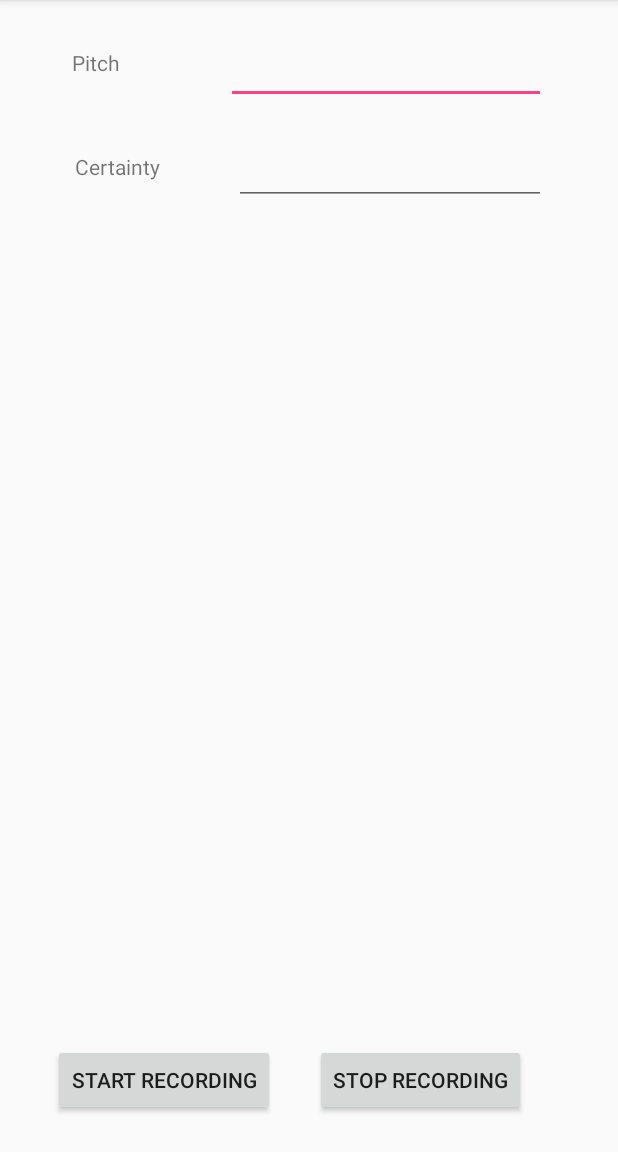
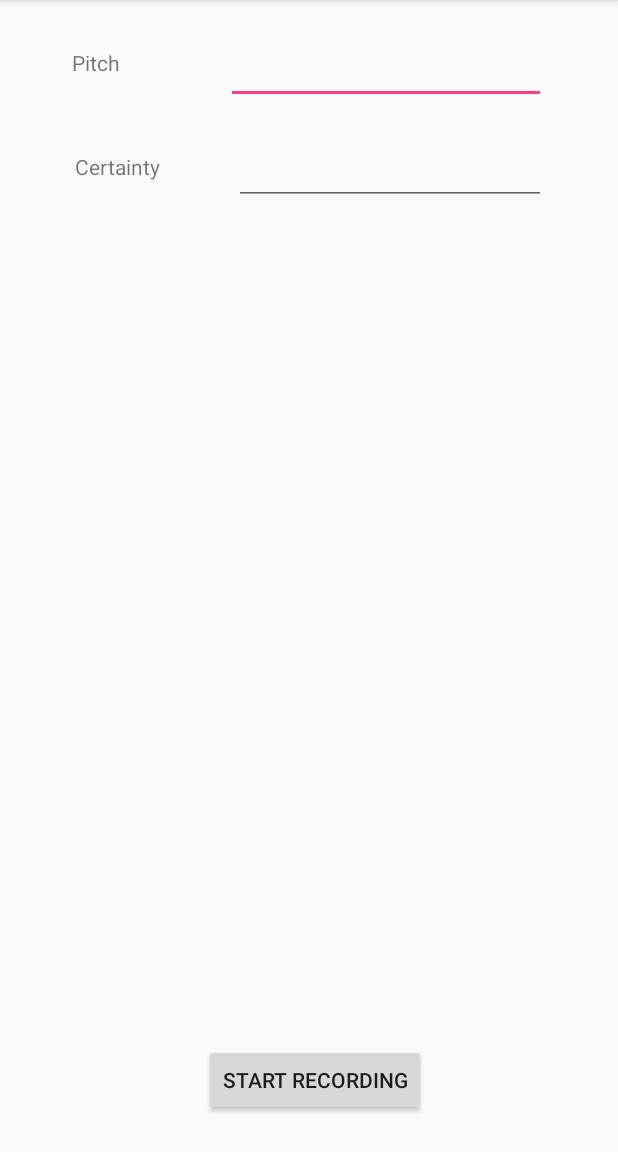
Before and after one commit to torebre/MicrophoneInput, an Android app: the screen it shows after launch (MainActivity), on a phone screen of 412 x 824 dp, the part 84-1236 px from its top. Run offline under Robolectric (Android 15) with nearby library versions, the light colour scheme and no system bars; 6 statements that could not run were skipped.

Commit message:
Merging start and stop recording functionality into one button

```diff
--- a/app/src/main/java/com/kjipo/microphoneinput/MainActivity.kt
+++ b/app/src/main/java/com/kjipo/microphoneinput/MainActivity.kt
@@ -18,12 +18,13 @@ import java.io.File
 import java.io.FileInputStream
 import java.nio.ByteBuffer
 import java.text.NumberFormat
-import java.time.Instant
 
 class MainActivity : AppCompatActivity() {
     private lateinit var audioManager: AudioManager
     private lateinit var model: ColourWheelModel
     private var selectedInputDevice = 0
+
+    private var currentlyRecording = false
 
     private val mainThreadScope = CoroutineScope(Dispatchers.Main)
 
@@ -39,23 +40,21 @@ class MainActivity : AppCompatActivity() {
         pitchPipeFile = applicationContext.filesDir.resolve("record_pipe").absoluteFile
         certaintyPipeFile = applicationContext.filesDir.resolve("record_pipe_confidence").absoluteFile
 
-        val recordPermissionGranted = ActivityCompat.checkSelfPermission(this, Manifest.permission.RECORD_AUDIO) === PackageManager.PERMISSION_GRANTED;
+        val recordPermissionGranted = ActivityCompat.checkSelfPermission(this, Manifest.permission.RECORD_AUDIO) == PackageManager.PERMISSION_GRANTED
         if (!recordPermissionGranted) {
             requestRecordPermission()
         }
 
         setupAudioDeviceCallback()
 
-        btnStart.setOnClickListener { startRecording() }
-        btnStop.setOnClickListener { stopRecording() }
+        btnRecord.setOnClickListener { record() }
 
         var lastUpdate = System.currentTimeMillis()
 
         model = ViewModelProviders.of(this)[ColourWheelModel::class.java]
-        model.inputData.observe(this, Observer<Pair<Double, Double>> {
-            updatedDate ->
+        model.inputData.observe(this, Observer<Pair<Double, Double>> { updatedDate ->
             val now = System.currentTimeMillis()
-            if(now - lastUpdate > 2000) {
+            if (now - lastUpdate > 2000) {
                 viewColourWheel.updateHighlight(updatedDate)
                 lastUpdate = now
             }
@@ -94,16 +93,18 @@ class MainActivity : AppCompatActivity() {
     }
 
 
-
-
+    private fun record() {
+        if (currentlyRecording) {
+            stopRecording()
+            btnRecord.text = resources.getString(R.string.start_recording)
+        } else {
+            startRecording()
+            btnRecord.text = resources.getString(R.string.stop_recording)
+        }
+        currentlyRecording != currentlyRecording
+    }
 
     private fun startRecording() {
-        val recordPermissionGranted = ActivityCompat.checkSelfPermission(this, Manifest.permission.RECORD_AUDIO) === PackageManager.PERMISSION_GRANTED
-        if (!recordPermissionGranted) {
-            requestRecordPermission()
-            return
-        }
-
         MicrophoneRecording.startRecording()
 
         val pipeFile = File(pitchPipeFile.absolutePath)
@@ -153,10 +154,10 @@ class MainActivity : AppCompatActivity() {
 //                runOnUiThread { viewColourWheel.updateHighlight(Pair(pitchValue.toDouble(), certaintyValue.toDouble())) }
 
                 val now = System.currentTimeMillis()
-                if(now - lastUpdate > 50) {
-                mainThreadScope.launch {
-                    txtPitch.setText(NumberFormat.getInstance().format(pitchValue))
-                    txtCertainty.setText(NumberFormat.getInstance().format(certaintyValue))
+                if (now - lastUpdate > 50) {
+                    mainThreadScope.launch {
+                        txtPitch.setText(NumberFormat.getInstance().format(pitchValue))
+                        txtCertainty.setText(NumberFormat.getInstance().format(certaintyValue))
 
 
 
@@ -164,8 +165,6 @@ class MainActivity : AppCompatActivity() {
                         viewColourWheel.updateHighlight(Pair(pitchValue.toDouble(), certaintyValue.toDouble()))
                         lastUpdate = now
                     }
-
-
 
 
 //                    model.setCurrentData(Pair(pitchValue.toDouble(), certaintyValue.toDouble()))
--- a/app/src/main/res/layout/activity_main.xml
+++ b/app/src/main/res/layout/activity_main.xml
@@ -18,29 +18,14 @@
         tools:layout_editor_absoluteX="-214dp">
 
         <Button
-            android:id="@+id/btnStart"
+            android:id="@+id/btnRecord"
             android:layout_width="wrap_content"
             android:layout_height="wrap_content"
             android:layout_marginStart="8dp"
-            android:layout_marginEnd="8dp"
             android:layout_marginBottom="16dp"
-            android:text="Start recording"
-            app:layout_constraintBottom_toBottomOf="parent"
-            app:layout_constraintEnd_toStartOf="@+id/btnStop"
-            app:layout_constraintHorizontal_bias="0.595"
-            app:layout_constraintStart_toStartOf="parent" />
-
-        <Button
-            android:id="@+id/btnStop"
-            android:layout_width="wrap_content"
-            android:layout_height="wrap_content"
-            android:layout_marginStart="8dp"
-            android:layout_marginEnd="8dp"
-            android:layout_marginBottom="16dp"
-            android:text="Stop recording"
+            android:text="@string/start_recording"
             app:layout_constraintBottom_toBottomOf="parent"
             app:layout_constraintEnd_toEndOf="parent"
-            app:layout_constraintHorizontal_bias="0.792"
             app:layout_constraintStart_toStartOf="parent" />
 
         <TextView
@@ -73,6 +58,8 @@
             android:layout_height="wrap_content"
             android:layout_marginTop="16dp"
             android:layout_marginEnd="48dp"
+            android:clickable="false"
+            android:cursorVisible="false"
             android:ems="10"
             android:importantForAutofill="no"
             android:inputType="none"
@@ -100,7 +87,7 @@
             android:layout_marginBottom="188dp"
             android:background="#00288019"
             android:visibility="visible"
-            app:layout_constraintBottom_toTopOf="@+id/btnStart"
+            app:layout_constraintBottom_toTopOf="@+id/btnRecord"
             app:layout_constraintEnd_toEndOf="parent"
             app:layout_constraintHorizontal_bias="0.56"
             app:layout_constraintStart_toStartOf="parent"
--- a/app/src/main/res/values/strings.xml
+++ b/app/src/main/res/values/strings.xml
@@ -1,3 +1,5 @@
 <resources>
     <string name="app_name">MicrophoneInput</string>
+    <string name="start_recording">Start recording</string>
+    <string name="stop_recording">Stop recording</string>
 </resources>
```
Also changed, not shown: 1 other file.
